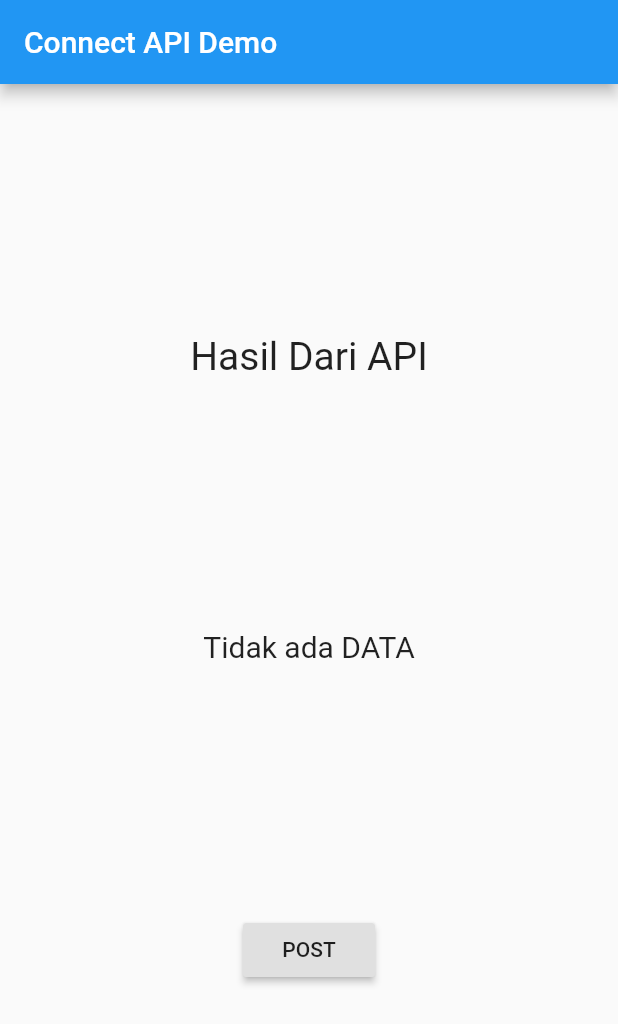
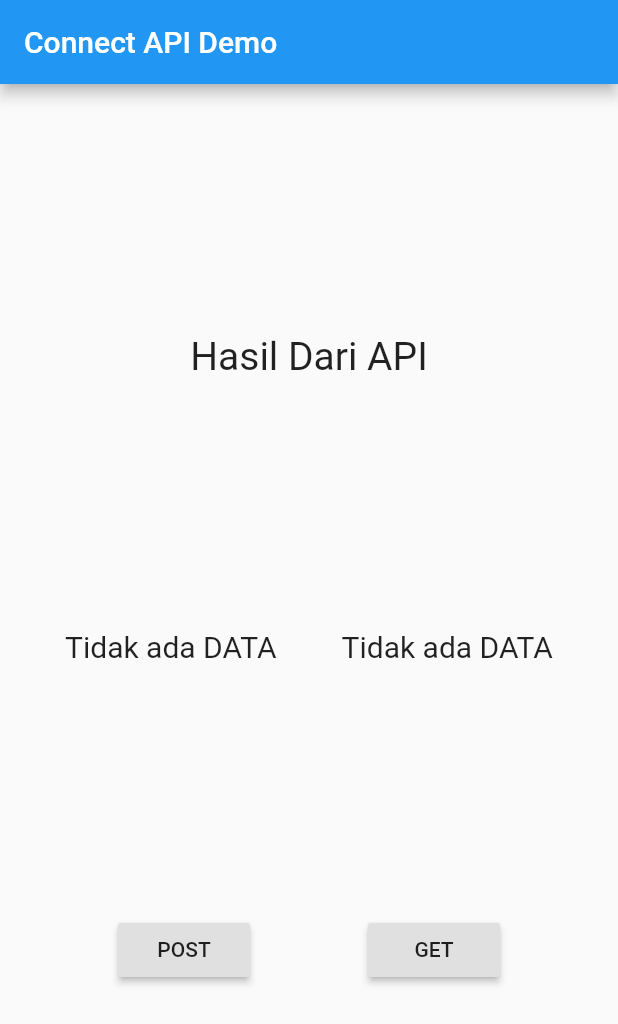
Before and after one commit to swtlbyz/Flutter-Project, a Flutter app: the screen it shows after launch, on a phone screen of 412 x 824 dp. Shown: the top 1024 px of the screen. Run offline on Flutter 3.47's test engine with Material 2 defaults, Android fonts, the phone set to English and light mode, and no system bars; accounts and stored records are empty.

```diff
--- a/Latihan/latihan_connect_to_api/lib/Models/post_result_model.dart
+++ b/Latihan/latihan_connect_to_api/lib/Models/post_result_model.dart
@@ -11,7 +11,7 @@ class ApiPostResult {
 
   factory ApiPostResult.createPostResult(Map<String, dynamic> object) {
     return ApiPostResult(
-        id: object['id'],
+        id: object['id'].toString(),
         name: object['name'],
         job: object['job'],
         created: object['createdAt']);
--- /dev/null
+++ b/Latihan/latihan_connect_to_api/lib/Models/user_model.dart
@@ -0,0 +1,26 @@
+import 'dart:convert';
+import 'package:http/http.dart' as http;
+
+class User {
+  String id;
+  String name;
+
+  User({this.id, this.name});
+
+  factory User.createUser(Map<String, dynamic> object) {
+    return User(
+      id: object['id'].toString(),
+      name: object['first_name'] + " " + object['last_name'],
+    );
+  }
+
+  static Future<User> connectToAPI(String id) async {
+    String apiURL = "https://reqres.in/api/users/" + id;
+
+    var apiResult = await http.get(apiURL);
+    var jsonObject = json.decode(apiResult.body);
+    var userData = (jsonObject as Map<String, dynamic>)['data'];
+
+    return User.createUser(userData);
+  }
+}
--- a/Latihan/latihan_connect_to_api/lib/UI/homepage.dart
+++ b/Latihan/latihan_connect_to_api/lib/UI/homepage.dart
@@ -1,5 +1,6 @@
 import 'package:flutter/material.dart';
 import 'package:latihanconnecttoapi/Models/post_result_model.dart';
+import 'package:latihanconnecttoapi/Models/user_model.dart';
 
 class HomePage extends StatefulWidget {
   @override
@@ -8,6 +9,8 @@ class HomePage extends StatefulWidget {
 
 class _HomePageState extends State<HomePage> {
   ApiPostResult postResult;
+  User user;
+
   @override
   Widget build(BuildContext context) {
     return Scaffold(
@@ -16,6 +19,10 @@ class _HomePageState extends State<HomePage> {
           mainAxisAlignment: MainAxisAlignment.spaceEvenly,
           children: <Widget>[
             Text("Hasil Dari API", style: TextStyle(fontSize: 26)),
+            Row(
+              mainAxisAlignment: MainAxisAlignment.spaceEvenly,
+              crossAxisAlignment: CrossAxisAlignment.start,
+              children: <Widget>[
                 Text(
                   (postResult != null)
                       ? postResult.id +
@@ -26,16 +33,42 @@ class _HomePageState extends State<HomePage> {
                           " | " +
                           postResult.created
                       : "Tidak ada DATA",
+                  textAlign: TextAlign.justify,
+                  overflow: TextOverflow.ellipsis,
+                  maxLines: 2,
                   style: TextStyle(fontSize: 20),
                 ),
+                Text(
+                  (user != null)
+                      ? user.id + " | " + user.name
+                      : "Tidak ada DATA",
+                  style: TextStyle(fontSize: 20),
+                ),
+              ],
+            ),
+            Row(
+              mainAxisAlignment: MainAxisAlignment.spaceEvenly,
+              children: <Widget>[
                 RaisedButton(
                     child: Text("POST"),
                     onPressed: () {
-                  ApiPostResult.connectToApi("Bayu", "Developer").then((value) {
+                      ApiPostResult.connectToApi("Bayu", "Developer")
+                          .then((value) {
                         postResult = value;
                         setState(() {});
                       });
-                })
+                    }),
+                RaisedButton(
+                  child: Text("GET"),
+                  onPressed: () {
+                    User.connectToAPI("10").then((value) {
+                      user = value;
+                      setState(() {});
+                    });
+                  },
+                )
+              ],
+            )
           ],
         ),
       ),
```
Lines whose indentation alone changed are shown as unchanged.
